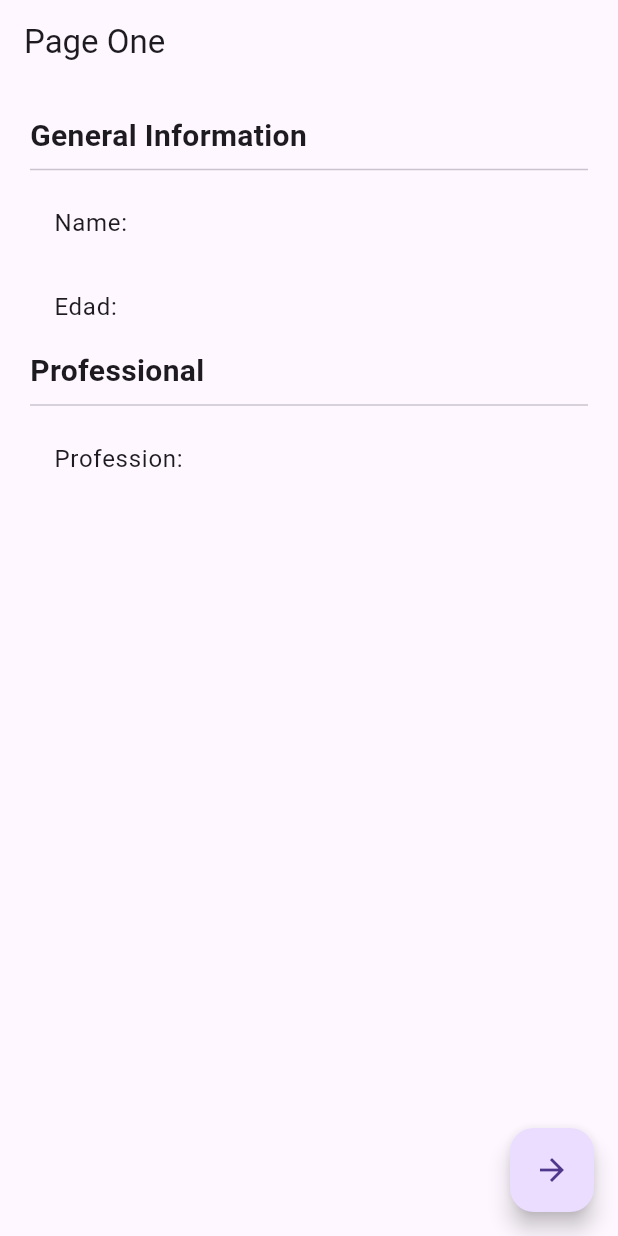
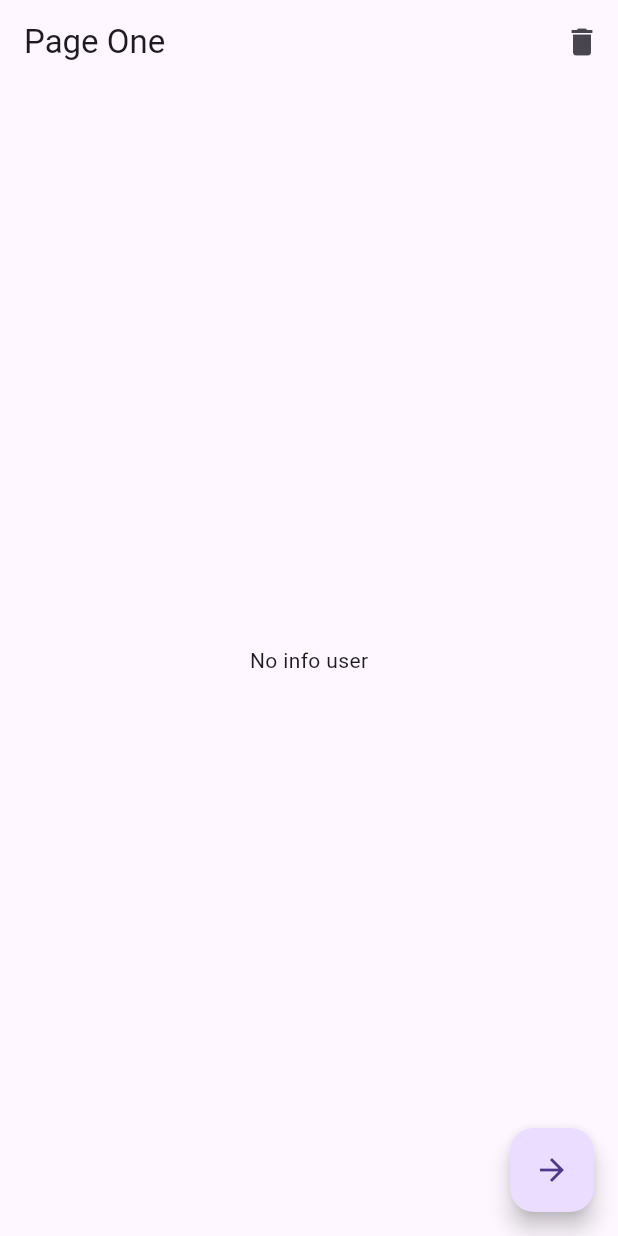
Before and after one commit to ingRodriguezSelvi/singleton_app, a Flutter app: the screen it shows after launch, on a phone screen of 412 x 824 dp. Run offline on Flutter 3.47's test engine with Material 3 defaults, Android fonts, the phone set to English and light mode, and no system bars; our stand-ins replace flutter_bloc.

Commit message:
Cubbit finalizada !!

```diff
--- /dev/null
+++ b/lib/bloc/user/user_cubit.dart
@@ -0,0 +1,35 @@
+import 'package:flutter/material.dart';
+import 'package:flutter_bloc/flutter_bloc.dart';
+import 'package:singleton_app/models/User.dart';
+
+part 'user_state.dart';
+
+class UserCubit extends Cubit<UserState>{
+
+  UserCubit() : super(UserInitial());
+
+  void setUser( User user ){
+    emit( UserActive(user) );
+  }
+
+  void changeAge( int age ) {
+    final currentState = state;
+    if( currentState is UserActive ){
+      final newUser = currentState.user.copyWith(age: age);
+      emit( UserActive(newUser) );
+    }
+  }
+
+  void addProfession( String profession ){
+    final currentState = state;
+    if( currentState is UserActive ){
+      final newUser = currentState.user.copyWith(professions: [...currentState.user.professions, profession]);
+      emit( UserActive(newUser) );
+    }
+  }
+
+  void removeUser(){
+    emit( UserInitial() );
+  }
+
+}
--- /dev/null
+++ b/lib/bloc/user/user_state.dart
@@ -0,0 +1,21 @@
+
+
+part of 'user_cubit.dart';
+
+@immutable
+abstract class UserState {}
+
+class UserInitial extends UserState {
+
+  final existUser = false;
+
+}
+
+class UserActive extends UserState {
+
+  final existUser = true;
+  final User user;
+
+  UserActive(this.user);
+
+}
--- a/lib/main.dart
+++ b/lib/main.dart
@@ -1,13 +1,21 @@
 import 'package:flutter/material.dart';
+import 'package:flutter_bloc/flutter_bloc.dart';
+import 'package:singleton_app/bloc/user/user_cubit.dart';
 import 'package:singleton_app/pages/page_one.dart';
 import 'package:singleton_app/pages/page_two.dart';
 
-void main() => runApp(MyApp());
+void main() => runApp(const MyApp());
 
 class MyApp extends StatelessWidget {
+  const MyApp({super.key});
+
   @override
   Widget build(BuildContext context) {
-    return MaterialApp(
+    return MultiBlocProvider(
+      providers: [
+        BlocProvider( create: ( _ ) => UserCubit() ) ,
+      ],
+      child: MaterialApp(
         debugShowCheckedModeBanner: false,
         title: 'Material App',
         initialRoute: 'pageOne',
@@ -15,6 +23,7 @@ class MyApp extends StatelessWidget {
           'pageOne': (BuildContext context) => const PageOne(),
           'pageTwo': (BuildContext context) => const PageTwo(),
         },
+      ),
     );
   }
 }
--- a/lib/models/User.dart
+++ b/lib/models/User.dart
@@ -1,7 +1,19 @@
 class User {
-  String name;
-  int age;
-  List<String> professions;
+  final String name;
+  final int age;
+  final List<String> professions;
 
   User({required this.name, required this.age, required this.professions});
+
+  User copyWith({
+    String? name,
+    int? age,
+    List<String>? professions
+  }) {
+    return User(
+      name: name ?? this.name,
+      age: age ?? this.age,
+      professions: professions ?? this.professions
+    );
+  }
 }
--- a/lib/pages/page_one.dart
+++ b/lib/pages/page_one.dart
@@ -1,51 +1,88 @@
 import 'package:flutter/material.dart';
+import 'package:flutter_bloc/flutter_bloc.dart';
+import 'package:singleton_app/bloc/user/user_cubit.dart';
+
+import '../models/User.dart';
 
 class PageOne extends StatelessWidget {
   const PageOne({super.key});
 
   @override
   Widget build(BuildContext context) {
-    return  Scaffold(
-      appBar: AppBar(
-        title: const Text('Page One'),
-      ),
-        body: const UserInformation(),
+    return Scaffold(
+        appBar: AppBar(
+          title: const Text('Page One'),
+          actions: [
+            IconButton(
+                onPressed: () {
+                  context.read<UserCubit>().removeUser();
+                },
+                icon: const Icon(Icons.delete))
+          ],
+        ),
+        body: const BodyScaffold(),
         floatingActionButton: FloatingActionButton(
           child: const Icon(Icons.arrow_forward),
           onPressed: () {
             Navigator.pushNamed(context, 'pageTwo');
           },
-        )
-    );
+        ));
+  }
+}
+
+class BodyScaffold extends StatelessWidget {
+  const BodyScaffold({
+    super.key,
+  });
+
+  @override
+  Widget build(BuildContext context) {
+    return BlocBuilder<UserCubit, UserState>(builder: (_, state) {
+      switch (state.runtimeType) {
+        case UserInitial:
+          return const Center(
+            child: Text("No info user"),
+          );
+        case UserActive:
+          return UserInformation(user: (state as UserActive).user);
+        default:
+          return const Center(
+            child: Text("No info user"),
+          );
+      }
+    });
   }
 }
 
 class UserInformation extends StatelessWidget {
-  const UserInformation({super.key});
+  final User user;
+
+  const UserInformation({super.key, required this.user});
 
   @override
   Widget build(BuildContext context) {
-    return  Container(
+    return Container(
       height: double.infinity,
       width: double.infinity,
       padding: const EdgeInsets.all(20),
-      child:  const Column(
+      child: Column(
         crossAxisAlignment: CrossAxisAlignment.start,
         children: [
-
-          Text('General Information', style: TextStyle(fontSize: 20, fontWeight: FontWeight.bold),),
-          Divider(),
+          const Text(
+            'General Information',
+            style: TextStyle(fontSize: 20, fontWeight: FontWeight.bold),
+          ),
+          const Divider(),
           ListTile(
-            title: Text('Name:'),
+            title: Text('Name: ${user.name}'),
           ),
-          ListTile(
-            title: Text('Edad:')),
-
-          Text('Professional', style: TextStyle(fontSize: 20, fontWeight: FontWeight.bold),),
-          Divider(),
-          ListTile(
-            title: Text('Profession:'),
+          ListTile(title: Text('Edad: ${user.age}')),
+          const Text(
+            'Professional',
+            style: TextStyle(fontSize: 20, fontWeight: FontWeight.bold),
           ),
+          const Divider(),
+          ...user.professions.map((e) => ListTile(title: Text(e))).toList()
         ],
       ),
     );
```
Also changed, not shown: lib/pages/page_two.dart (+17 -3 lines). Lines whose indentation alone changed are shown as unchanged.
